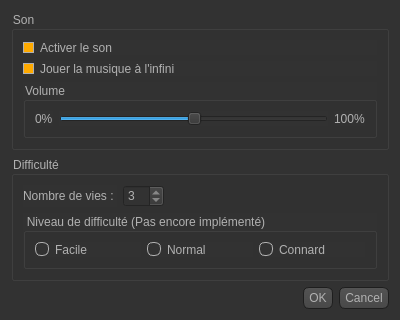
Old version of the form vue/parametresson.ui in the repository mourad1081/LaRevancheDesIndustriels.
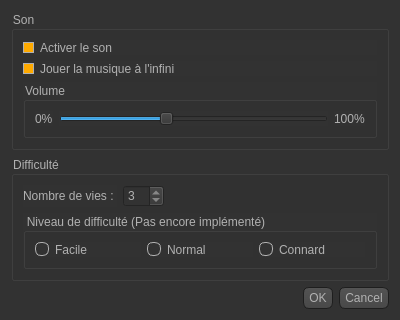
New version of the form. Icons and pictures are not drawn.

```diff
--- a/vue/parametresson.ui
+++ b/vue/parametresson.ui
@@ -519,6 +519,9 @@
          </item>
          <item>
           <widget class="QSlider" name="sliderVolume">
+           <property name="maximum">
+            <number>127</number>
+           </property>
            <property name="value">
             <number>50</number>
            </property>
```
